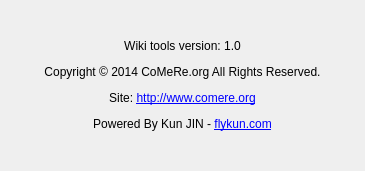
This is about.ui in KunFly/Wiki-Export as Qt 5 draws it before an edit. The edited form follows.
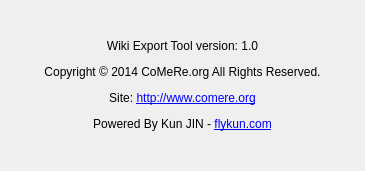
This is the edited form.

Patch:
```diff
--- a/about.ui
+++ b/about.ui
@@ -17,7 +17,7 @@
    <item row="0" column="0">
     <widget class="QLabel" name="label_5">
      <property name="text">
-      <string>&lt;html&gt;&lt;head/&gt;&lt;body&gt;&lt;p align=&quot;center&quot;&gt;Wiki tools version: 1.0&lt;/p&gt;&lt;p align=&quot;center&quot;&gt;Copyright © 2014 CoMeRe.org All Rights Reserved.&lt;/p&gt;&lt;p align=&quot;center&quot;&gt;Site: &lt;a href=&quot;http://www.comere.org&quot;&gt;&lt;span style=&quot; text-decoration: underline; color:#0000ff;&quot;&gt;http://www.comere.org&lt;/span&gt;&lt;/a&gt;&lt;/p&gt;&lt;p align=&quot;center&quot;&gt;Powered By Kun JIN - &lt;a href=&quot;http://www.flykun.ccom&quot;&gt;&lt;span style=&quot; text-decoration: underline; color:#0000ff;&quot;&gt;flykun.com&lt;/span&gt;&lt;/a&gt;&lt;/p&gt;&lt;/body&gt;&lt;/html&gt;</string>
+      <string>&lt;html&gt;&lt;head/&gt;&lt;body&gt;&lt;p align=&quot;center&quot;&gt;Wiki Export Tool version: 1.0&lt;/p&gt;&lt;p align=&quot;center&quot;&gt;Copyright © 2014 CoMeRe.org All Rights Reserved.&lt;/p&gt;&lt;p align=&quot;center&quot;&gt;Site: &lt;a href=&quot;http://www.comere.org&quot;&gt;&lt;span style=&quot; text-decoration: underline; color:#0000ff;&quot;&gt;http://www.comere.org&lt;/span&gt;&lt;/a&gt;&lt;/p&gt;&lt;p align=&quot;center&quot;&gt;Powered By Kun JIN - &lt;a href=&quot;http://www.flykun.ccom&quot;&gt;&lt;span style=&quot; text-decoration: underline; color:#0000ff;&quot;&gt;flykun.com&lt;/span&gt;&lt;/a&gt;&lt;/p&gt;&lt;/body&gt;&lt;/html&gt;</string>
      </property>
      <property name="textFormat">
       <enum>Qt::RichText</enum>
```
